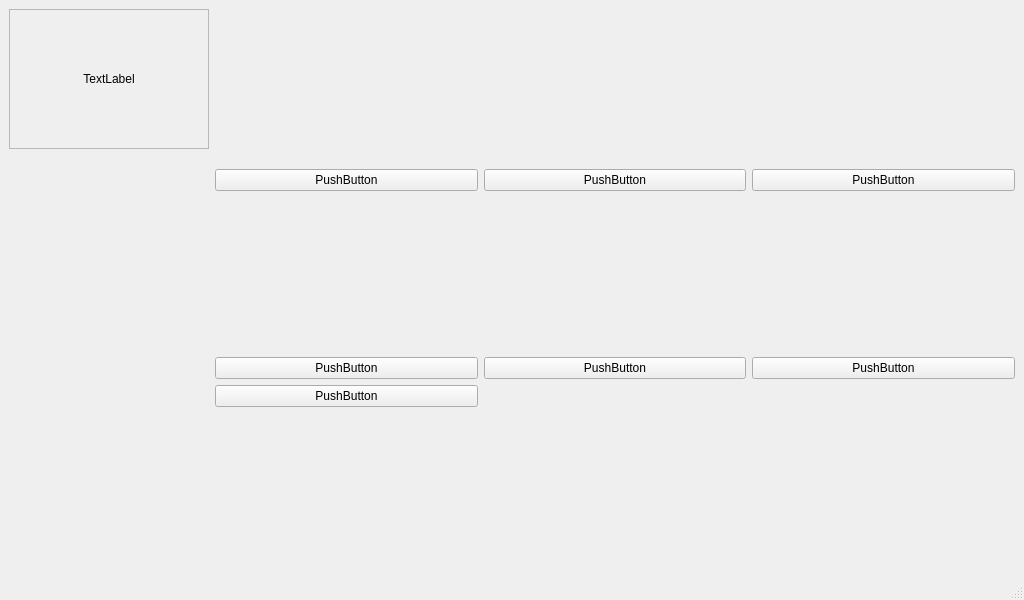
This is prueba.ui in Ivigaga/TFG as Qt 5 draws it before an edit. The edited form follows.
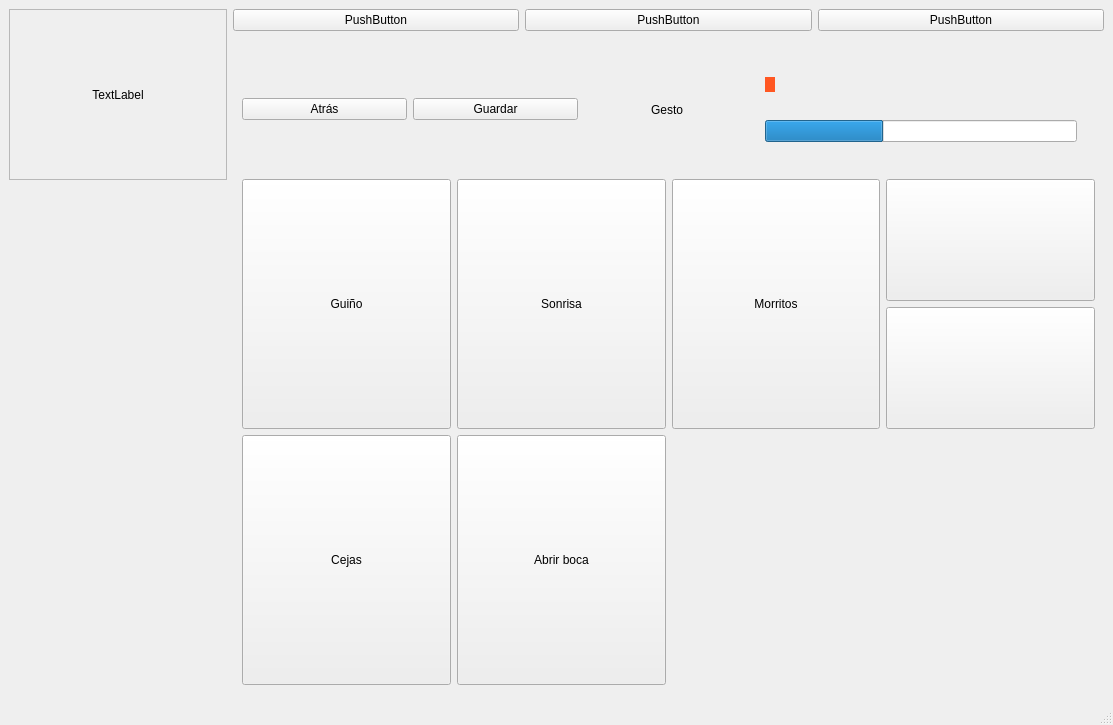
This is the edited form. The open tabs and pages were chosen to show the change. Icons and pictures are not drawn.

Commit message:
Añadidas ventanas para cambiar los controles
No tienen navegación ni funcionalidad

Patch:
```diff
--- a/prueba.ui
+++ b/prueba.ui
@@ -6,8 +6,8 @@
    <rect>
     <x>0</x>
     <y>0</y>
-    <width>1024</width>
-    <height>600</height>
+    <width>1113</width>
+    <height>725</height>
    </rect>
   </property>
   <property name="sizePolicy">
@@ -94,7 +94,7 @@
        </layout>
       </item>
       <item>
-       <layout class="QVBoxLayout" name="verticalLayout" stretch="1,3">
+       <layout class="QVBoxLayout" name="verticalLayout" stretch="1,4">
         <item>
          <layout class="QHBoxLayout" name="horizontalLayout_3">
           <item>
@@ -121,36 +121,493 @@
          </layout>
         </item>
         <item>
-         <layout class="QGridLayout" name="gridLayout">
-          <item row="0" column="0">
-           <widget class="QPushButton" name="pushButton">
-            <property name="text">
-             <string>PushButton</string>
+         <layout class="QVBoxLayout" name="verticalLayout_6">
+          <item>
+           <widget class="QStackedWidget" name="stackedWidget">
+            <property name="sizePolicy">
+             <sizepolicy hsizetype="Expanding" vsizetype="Expanding">
+              <horstretch>0</horstretch>
+              <verstretch>0</verstretch>
+             </sizepolicy>
             </property>
-            <property name="autoDefault">
-             <bool>false</bool>
+            <property name="currentIndex">
+             <number>0</number>
             </property>
-           </widget>
-          </item>
-          <item row="0" column="1">
-           <widget class="QPushButton" name="pushButton_4">
-            <property name="text">
-             <string>PushButton</string>
-            </property>
-           </widget>
-          </item>
-          <item row="0" column="2">
-           <widget class="QPushButton" name="pushButton_5">
-            <property name="text">
-             <string>PushButton</string>
-            </property>
-           </widget>
-          </item>
-          <item row="1" column="0">
-           <widget class="QPushButton" name="pushButton_2">
-            <property name="text">
-             <string>PushButton</string>
-            </property>
+            <widget class="QWidget" name="mainPage">
+             <property name="sizePolicy">
+              <sizepolicy hsizetype="Expanding" vsizetype="Expanding">
+               <horstretch>0</horstretch>
+               <verstretch>0</verstretch>
+              </sizepolicy>
+             </property>
+             <layout class="QVBoxLayout" name="verticalLayout_5">
+              <item>
+               <layout class="QGridLayout" name="gridLayout_2">
+                <item row="0" column="2">
+                 <widget class="QPushButton" name="pushButton_4">
+                  <property name="sizePolicy">
+                   <sizepolicy hsizetype="Minimum" vsizetype="Expanding">
+                    <horstretch>0</horstretch>
+                    <verstretch>0</verstretch>
+                   </sizepolicy>
+                  </property>
+                  <property name="text">
+                   <string>PushButton</string>
+                  </property>
+                 </widget>
+                </item>
+                <item row="0" column="0">
+                 <widget class="QPushButton" name="pushButton">
+                  <property name="sizePolicy">
+                   <sizepolicy hsizetype="Minimum" vsizetype="Expanding">
+                    <horstretch>0</horstretch>
+                    <verstretch>0</verstretch>
+                   </sizepolicy>
+                  </property>
+                  <property name="text">
+                   <string>Cambiar controles</string>
+                  </property>
+                 </widget>
+                </item>
+                <item row="0" column="1">
+                 <widget class="QPushButton" name="pushButton_2">
+                  <property name="sizePolicy">
+                   <sizepolicy hsizetype="Minimum" vsizetype="Expanding">
+                    <horstretch>0</horstretch>
+                    <verstretch>0</verstretch>
+                   </sizepolicy>
+                  </property>
+                  <property name="text">
+                   <string>PushButton</string>
+                  </property>
+                 </widget>
+                </item>
+                <item row="1" column="0">
+                 <widget class="QPushButton" name="pushButton_5">
+                  <property name="sizePolicy">
+                   <sizepolicy hsizetype="Minimum" vsizetype="Expanding">
+                    <horstretch>0</horstretch>
+                    <verstretch>0</verstretch>
+                   </sizepolicy>
+                  </property>
+                  <property name="text">
+                   <string>PushButton</string>
+                  </property>
+                 </widget>
+                </item>
+               </layout>
+              </item>
+             </layout>
+            </widget>
+            <widget class="QWidget" name="controlsPage">
+             <layout class="QGridLayout" name="gridLayout_4">
+              <item row="0" column="0">
+               <layout class="QVBoxLayout" name="verticalLayout_4" stretch="1,4">
+                <item>
+                 <layout class="QHBoxLayout" name="horizontalLayout_4">
+                  <item>
+                   <widget class="QPushButton" name="pushButton_6">
+                    <property name="sizePolicy">
+                     <sizepolicy hsizetype="Minimum" vsizetype="Expanding">
+                      <horstretch>0</horstretch>
+                      <verstretch>0</verstretch>
+                     </sizepolicy>
+                    </property>
+                    <property name="text">
+                     <string>Volver  sin guardar</string>
+                    </property>
+                   </widget>
+                  </item>
+                  <item>
+                   <widget class="QPushButton" name="pushButton_9">
+                    <property name="sizePolicy">
+                     <sizepolicy hsizetype="Minimum" vsizetype="Expanding">
+                      <horstretch>0</horstretch>
+                      <verstretch>0</verstretch>
+                     </sizepolicy>
+                    </property>
+                    <property name="text">
+                     <string>Guardar y volver</string>
+                    </property>
+                   </widget>
+                  </item>
+                  <item>
+                   <widget class="QPushButton" name="pushButton_7">
+                    <property name="sizePolicy">
+                     <sizepolicy hsizetype="Minimum" vsizetype="Expanding">
+                      <horstretch>0</horstretch>
+                      <verstretch>0</verstretch>
+                     </sizepolicy>
+                    </property>
+                    <property name="text">
+                     <string>Cargar archivo</string>
+                    </property>
+                   </widget>
+                  </item>
+                  <item>
+                   <widget class="QPushButton" name="pushButton_8">
+                    <property name="sizePolicy">
+                     <sizepolicy hsizetype="Minimum" vsizetype="Expanding">
+                      <horstretch>0</horstretch>
+                      <verstretch>0</verstretch>
+                     </sizepolicy>
+                    </property>
+                    <property name="text">
+                     <string>Guardar archivo</string>
+                    </property>
+                   </widget>
+                  </item>
+                 </layout>
+                </item>
+                <item>
+                 <layout class="QGridLayout" name="gridLayout_3">
+                  <property name="sizeConstraint">
+                   <enum>QLayout::SizeConstraint::SetMaximumSize</enum>
+                  </property>
+                  <item row="0" column="2">
+                   <widget class="QPushButton" name="pushButton_12">
+                    <property name="sizePolicy">
+                     <sizepolicy hsizetype="Minimum" vsizetype="Expanding">
+                      <horstretch>0</horstretch>
+                      <verstretch>0</verstretch>
+                     </sizepolicy>
+                    </property>
+                    <property name="text">
+                     <string>Start</string>
+                    </property>
+                   </widget>
+                  </item>
+                  <item row="0" column="1">
+                   <widget class="QPushButton" name="pushButton_11">
+                    <property name="sizePolicy">
+                     <sizepolicy hsizetype="Minimum" vsizetype="Expanding">
+                      <horstretch>0</horstretch>
+                      <verstretch>0</verstretch>
+                     </sizepolicy>
+                    </property>
+                    <property name="text">
+                     <string>B</string>
+                    </property>
+                   </widget>
+                  </item>
+                  <item row="0" column="3">
+                   <widget class="QPushButton" name="pushButton_13">
+                    <property name="sizePolicy">
+                     <sizepolicy hsizetype="Minimum" vsizetype="Expanding">
+                      <horstretch>0</horstretch>
+                      <verstretch>0</verstretch>
+                     </sizepolicy>
+                    </property>
+                    <property name="text">
+                     <string>Select</string>
+                    </property>
+                   </widget>
+                  </item>
+                  <item row="0" column="0">
+                   <widget class="QPushButton" name="pushButton_10">
+                    <property name="sizePolicy">
+                     <sizepolicy hsizetype="Minimum" vsizetype="Expanding">
+                      <horstretch>0</horstretch>
+                      <verstretch>0</verstretch>
+                     </sizepolicy>
+                    </property>
+                    <property name="text">
+                     <string>A</string>
+                    </property>
+                   </widget>
+                  </item>
+                  <item row="1" column="0">
+                   <widget class="QPushButton" name="pushButton_14">
+                    <property name="sizePolicy">
+                     <sizepolicy hsizetype="Minimum" vsizetype="Expanding">
+                      <horstretch>0</horstretch>
+                      <verstretch>0</verstretch>
+                     </sizepolicy>
+                    </property>
+                    <property name="text">
+                     <string>Joystick L</string>
+                    </property>
+                   </widget>
+                  </item>
+                  <item row="1" column="1">
+                   <widget class="QPushButton" name="pushButton_15">
+                    <property name="sizePolicy">
+                     <sizepolicy hsizetype="Minimum" vsizetype="Expanding">
+                      <horstretch>0</horstretch>
+                      <verstretch>0</verstretch>
+                     </sizepolicy>
+                    </property>
+                    <property name="text">
+                     <string>PushButton</string>
+                    </property>
+                   </widget>
+                  </item>
+                 </layout>
+                </item>
+               </layout>
+              </item>
+             </layout>
+            </widget>
+            <widget class="QWidget" name="page">
+             <layout class="QVBoxLayout" name="verticalLayout_7" stretch="1,4">
+              <item>
+               <layout class="QHBoxLayout" name="horizontalLayout_5" stretch="1,1,1,2">
+                <property name="rightMargin">
+                 <number>9</number>
+                </property>
+                <item>
+                 <widget class="QPushButton" name="pushButton_16">
+                  <property name="text">
+                   <string>Atrás</string>
+                  </property>
+                 </widget>
+                </item>
+                <item>
+                 <widget class="QPushButton" name="pushButton_17">
+                  <property name="text">
+                   <string>Guardar</string>
+                  </property>
+                 </widget>
+                </item>
+                <item>
+                 <widget class="QLabel" name="label">
+                  <property name="text">
+                   <string>Gesto</string>
+                  </property>
+                  <property name="alignment">
+                   <set>Qt::AlignmentFlag::AlignCenter</set>
+                  </property>
+                 </widget>
+                </item>
+                <item>
+                 <widget class="QWidget" name="widget" native="true">
+                  <layout class="QGridLayout" name="gridLayout_5">
+                   <item row="1" column="0">
+                    <widget class="QProgressBar" name="progressBar">
+                     <property name="value">
+                      <number>38</number>
+                     </property>
+                     <property name="textVisible">
+                      <bool>false</bool>
+                     </property>
+                     <property name="invertedAppearance">
+                      <bool>false</bool>
+                     </property>
+                     <property name="format">
+                      <string>%p%</string>
+                     </property>
+                    </widget>
+                   </item>
+                   <item row="0" column="0">
+                    <widget class="QSlider" name="horizontalSlider">
+                     <property name="styleSheet">
+                      <string notr="true">QSlider {
+    background: transparent;
+}
+QSlider::groove:horizontal {
+    background: transparent;
+    height: 0px; /* Oculta la línea del riel */
+}
+QSlider::handle:horizontal {
+    background: #FF5722; /* Un color llamativo para el threshold */
+    width: 10px;
+    height: 20px; /* Que sea alto para que cruce la barra */
+    margin: -10px 0; /* Ajusta para centrarlo verticalmente */
+    border-radius: 2px;
+}
+QSlider::sub-page:horizontal {
+    background: transparent;
+}
+QSlider::add-page:horizontal {
+    background: transparent;
+}</string>
+                     </property>
+                     <property name="orientation">
+                      <enum>Qt::Orientation::Horizontal</enum>
+                     </property>
+                    </widget>
+                   </item>
+                  </layout>
+                 </widget>
+                </item>
+               </layout>
+              </item>
+              <item>
+               <layout class="QGridLayout" name="gridLayout">
+                <item row="0" column="0">
+                 <widget class="QPushButton" name="pushButton_18">
+                  <property name="sizePolicy">
+                   <sizepolicy hsizetype="Minimum" vsizetype="Expanding">
+                    <horstretch>0</horstretch>
+                    <verstretch>0</verstretch>
+                   </sizepolicy>
+                  </property>
+                  <property name="text">
+                   <string>Guiño</string>
+                  </property>
+                  <property name="iconSize">
+                   <size>
+                    <width>16</width>
+                    <height>16</height>
+                   </size>
+                  </property>
+                  <property name="checkable">
+                   <bool>true</bool>
+                  </property>
+                  <property name="autoExclusive">
+                   <bool>true</bool>
+                  </property>
+                  <attribute name="buttonGroup">
+                   <string notr="true">buttonGroup</string>
+                  </attribute>
+                 </widget>
+                </item>
+                <item row="0" column="2">
+                 <widget class="QPushButton" name="pushButton_21">
+                  <property name="sizePolicy">
+                   <sizepolicy hsizetype="Minimum" vsizetype="Expanding">
+                    <horstretch>0</horstretch>
+                    <verstretch>0</verstretch>
+                   </sizepolicy>
+                  </property>
+                  <property name="text">
+                   <string>Morritos</string>
+                  </property>
+                  <property name="iconSize">
+                   <size>
+                    <width>16</width>
+                    <height>16</height>
+                   </size>
+                  </property>
+                  <property name="checkable">
+                   <bool>true</bool>
+                  </property>
+                  <property name="autoExclusive">
+                   <bool>true</bool>
+                  </property>
+                  <attribute name="buttonGroup">
+                   <string notr="true">buttonGroup</string>
+                  </attribute>
+                 </widget>
+                </item>
+                <item row="0" column="3">
+                 <layout class="QVBoxLayout" name="verticalLayout_8">
+                  <item>
+                   <widget class="QPushButton" name="IncreaseButton">
+                    <property name="sizePolicy">
+                     <sizepolicy hsizetype="Minimum" vsizetype="Expanding">
+                      <horstretch>0</horstretch>
+                      <verstretch>0</verstretch>
+                     </sizepolicy>
+                    </property>
+                    <property name="text">
+                     <string/>
+                    </property>
+                    <property name="icon">
+                     <iconset theme="QIcon::ThemeIcon::GoUp"/>
+                    </property>
+                   </widget>
+                  </item>
+                  <item>
+                   <widget class="QPushButton" name="DecreaseButton">
+                    <property name="sizePolicy">
+                     <sizepolicy hsizetype="Minimum" vsizetype="Expanding">
+                      <horstretch>0</horstretch>
+                      <verstretch>0</verstretch>
+                     </sizepolicy>
+                    </property>
+                    <property name="text">
+                     <string/>
+                    </property>
+                    <property name="icon">
+                     <iconset theme="QIcon::ThemeIcon::GoDown"/>
+                    </property>
+                   </widget>
+                  </item>
+                 </layout>
+                </item>
+                <item row="0" column="1">
+                 <widget class="QPushButton" name="pushButton_20">
+                  <property name="sizePolicy">
+                   <sizepolicy hsizetype="Minimum" vsizetype="Expanding">
+                    <horstretch>0</horstretch>
+                    <verstretch>0</verstretch>
+                   </sizepolicy>
+                  </property>
+                  <property name="text">
+                   <string>Sonrisa</string>
+                  </property>
+                  <property name="iconSize">
+                   <size>
+                    <width>16</width>
+                    <height>16</height>
+                   </size>
+                  </property>
+                  <property name="checkable">
+                   <bool>true</bool>
+                  </property>
+                  <property name="autoExclusive">
+                   <bool>true</bool>
+                  </property>
+                  <attribute name="buttonGroup">
+                   <string notr="true">buttonGroup</string>
+                  </attribute>
+                 </widget>
+                </item>
+                <item row="1" column="0">
+                 <widget class="QPushButton" name="pushButton_19">
+                  <property name="sizePolicy">
+                   <sizepolicy hsizetype="Minimum" vsizetype="Expanding">
+                    <horstretch>0</horstretch>
+                    <verstretch>0</verstretch>
+                   </sizepolicy>
+                  </property>
+                  <property name="text">
+                   <string>Cejas</string>
+                  </property>
+                  <property name="iconSize">
+                   <size>
+                    <width>16</width>
+                    <height>16</height>
+                   </size>
+                  </property>
+                  <property name="checkable">
+                   <bool>true</bool>
+                  </property>
+                  <property name="autoExclusive">
+                   <bool>true</bool>
+                  </property>
+                  <attribute name="buttonGroup">
+                   <string notr="true">buttonGroup</string>
+                  </attribute>
+                 </widget>
+                </item>
+                <item row="1" column="1">
+                 <widget class="QPushButton" name="pushButton_22">
+                  <property name="sizePolicy">
+                   <sizepolicy hsizetype="Minimum" vsizetype="Expanding">
+                    <horstretch>0</horstretch>
+                    <verstretch>0</verstretch>
+                   </sizepolicy>
+                  </property>
+                  <property name="text">
+                   <string>Abrir boca</string>
+                  </property>
+                  <property name="checkable">
+                   <bool>true</bool>
+                  </property>
+                  <property name="autoExclusive">
+                   <bool>true</bool>
+                  </property>
+                  <attribute name="buttonGroup">
+                   <string notr="true">buttonGroup</string>
+                  </attribute>
+                 </widget>
+                </item>
+               </layout>
+              </item>
+             </layout>
+            </widget>
            </widget>
           </item>
          </layout>
```
Left out of the diff: 5 changed lines with no effect on the pictures.
